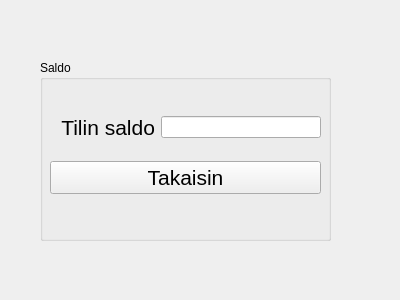
This is BankProject/qtBank_project/saldo.ui in tvt21kmo-bank-project/group_14 as Qt 5 draws it before an edit. The edited form follows.
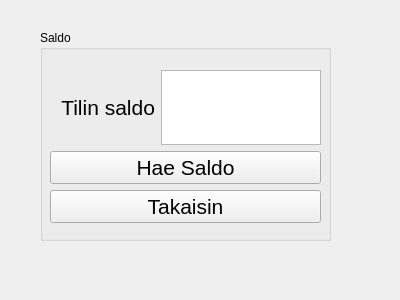
This is the edited form.

Commit message: jatkettu tilitapahtumat ja saldo

The edit to the form file:
```diff
--- a/BankProject/qtBank_project/saldo.ui
+++ b/BankProject/qtBank_project/saldo.ui
@@ -17,9 +17,9 @@
    <property name="geometry">
     <rect>
      <x>40</x>
-     <y>60</y>
+     <y>30</y>
      <width>291</width>
-     <height>181</height>
+     <height>211</height>
     </rect>
    </property>
    <property name="title">
@@ -31,7 +31,7 @@
       <x>10</x>
       <y>40</y>
       <width>271</width>
-      <height>111</height>
+      <height>153</height>
      </rect>
     </property>
     <layout class="QVBoxLayout" name="verticalLayout">
@@ -50,10 +50,22 @@
         </widget>
        </item>
        <item>
-        <widget class="QLineEdit" name="lineEdit_Saldo"/>
+        <widget class="QTextEdit" name="text_Saldo"/>
        </item>
       </layout>
      </item>
+     <item>
+      <widget class="QPushButton" name="pushButton_HaeSaldo">
+       <property name="font">
+        <font>
+         <pointsize>16</pointsize>
+        </font>
+       </property>
+       <property name="text">
+        <string>Hae Saldo</string>
+       </property>
+      </widget>
+     </item>
      <item>
       <widget class="QPushButton" name="pushButton_Takaisin">
        <property name="font">
```
The commit also changes 19 other files.
